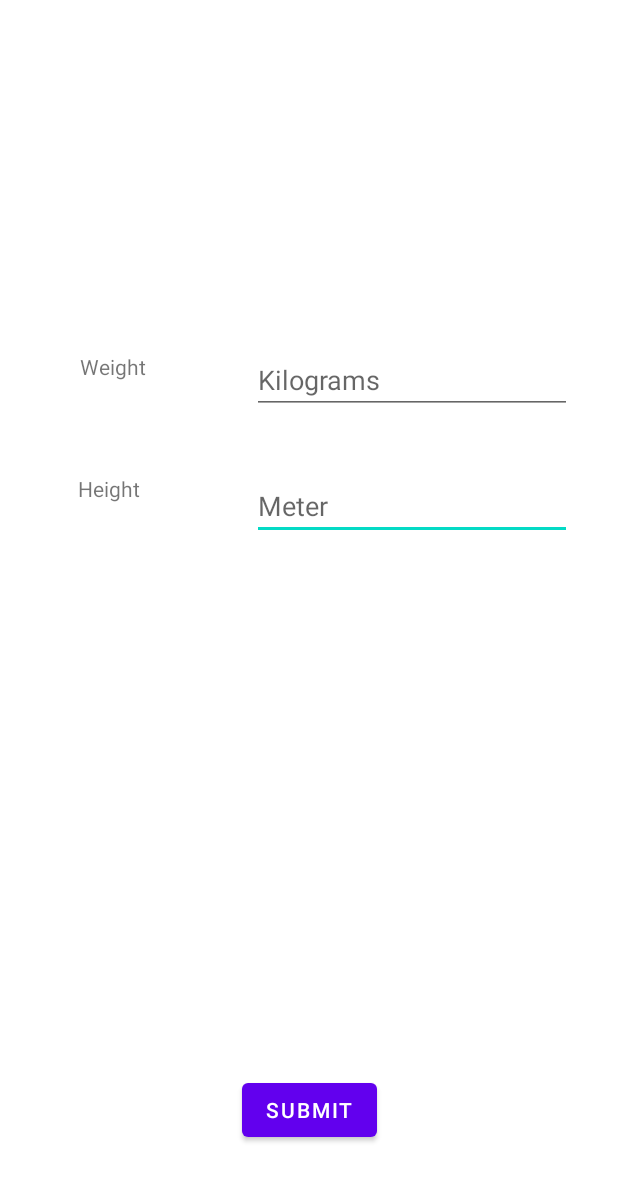
After one commit to ltoikon/Diet-application-project, an Android app: the layout fragment_person_info_entry.xml on its own in the app's theme, with its tools: preview values and no code run, on a phone screen of 412 x 824 dp. The commit adds this screen. Shown: the top 1181 px of the screen. Run offline under Robolectric (Android 15) with nearby library versions, the phone set to English and light mode, and no system bars.

Commit message:
PersonInfoEntry added, FileIO methods for entries

```diff
--- /dev/null
+++ b/app/src/main/res/layout/fragment_person_info_entry.xml
@@ -0,0 +1,65 @@
+<?xml version="1.0" encoding="utf-8"?>
+<androidx.constraintlayout.widget.ConstraintLayout xmlns:android="http://schemas.android.com/apk/res/android"
+    xmlns:tools="http://schemas.android.com/tools"
+    android:layout_width="match_parent"
+    android:layout_height="match_parent"
+    xmlns:app="http://schemas.android.com/apk/res-auto">
+
+    <Button
+        android:id="@+id/buttonSubmit"
+        android:layout_width="wrap_content"
+        android:layout_height="wrap_content"
+        android:layout_marginBottom="60dp"
+        android:text="Submit"
+        app:layout_constraintBottom_toBottomOf="parent"
+        app:layout_constraintEnd_toEndOf="parent"
+        app:layout_constraintStart_toStartOf="parent" />
+
+    <TextView
+        android:id="@+id/textHeight"
+        android:layout_width="99dp"
+        android:layout_height="41dp"
+        android:layout_marginTop="40dp"
+        android:layout_marginBottom="4dp"
+        android:text="@string/height"
+        app:layout_constraintEnd_toEndOf="parent"
+        app:layout_constraintHorizontal_bias="0.166"
+        app:layout_constraintStart_toStartOf="parent"
+        app:layout_constraintTop_toBottomOf="@+id/textWeight" />
+
+    <TextView
+        android:id="@+id/textWeight"
+        android:layout_width="99dp"
+        android:layout_height="41dp"
+        android:layout_marginBottom="548dp"
+        android:text="@string/weight"
+        app:layout_constraintBottom_toBottomOf="parent"
+        app:layout_constraintEnd_toEndOf="parent"
+        app:layout_constraintHorizontal_bias="0.171"
+        app:layout_constraintStart_toStartOf="parent" />
+
+    <EditText
+        android:id="@+id/inputHeight"
+        android:layout_width="wrap_content"
+        android:layout_height="wrap_content"
+        android:layout_marginStart="168dp"
+        android:layout_marginBottom="464dp"
+        android:ems="10"
+        android:hint="@string/meter"
+        android:inputType="numberSigned"
+        app:layout_constraintBottom_toBottomOf="parent"
+        app:layout_constraintStart_toStartOf="parent" />
+
+    <EditText
+        android:id="@+id/inputWeight"
+        android:layout_width="wrap_content"
+        android:layout_height="wrap_content"
+        android:layout_marginStart="168dp"
+        android:layout_marginBottom="548dp"
+        android:ems="10"
+        android:hint="@string/kilograms"
+        android:inputType="numberSigned"
+        app:layout_constraintBottom_toBottomOf="parent"
+        app:layout_constraintStart_toStartOf="parent" />
+
+</androidx.constraintlayout.widget.ConstraintLayout>
--- a/app/src/main/res/values/strings.xml
+++ b/app/src/main/res/values/strings.xml
@@ -28,6 +28,12 @@
     <string name="rice">Rice</string>
     <string name="winterSalad">Vegetables (Green house)</string>
 
+    <!-- fragment_person_info_entry.xml -->
+    <string name="height">Height</string>
+    <string name="weight">Weight</string>
+    <string name="kilograms">Kilograms</string>
+    <string name="meter">Meter</string>
+
     <!-- Placeholder class -->
     <string name="navigation_drawer_open">Open navigation drawer</string>
     <string name="navigation_drawer_close">Close navigation drawer</string>
```
Also changed, not shown: app/src/main/java/com/example/course_project/FileIO.java (+58 -0 lines), app/src/main/java/com/example/course_project/Login.java (+7 -1 lines), app/src/main/java/com/example/course_project/Meal.java (+5 -5 lines), app/src/main/java/com/example/course_project/MealEntry.java (+30 -1 lines), app/src/main/java/com/example/course_project/PersonInfo.java (+17 -15 lines), app/src/main/java/com/example/course_project/PersonInfoEntry.java (added, +66 -0 lines).
